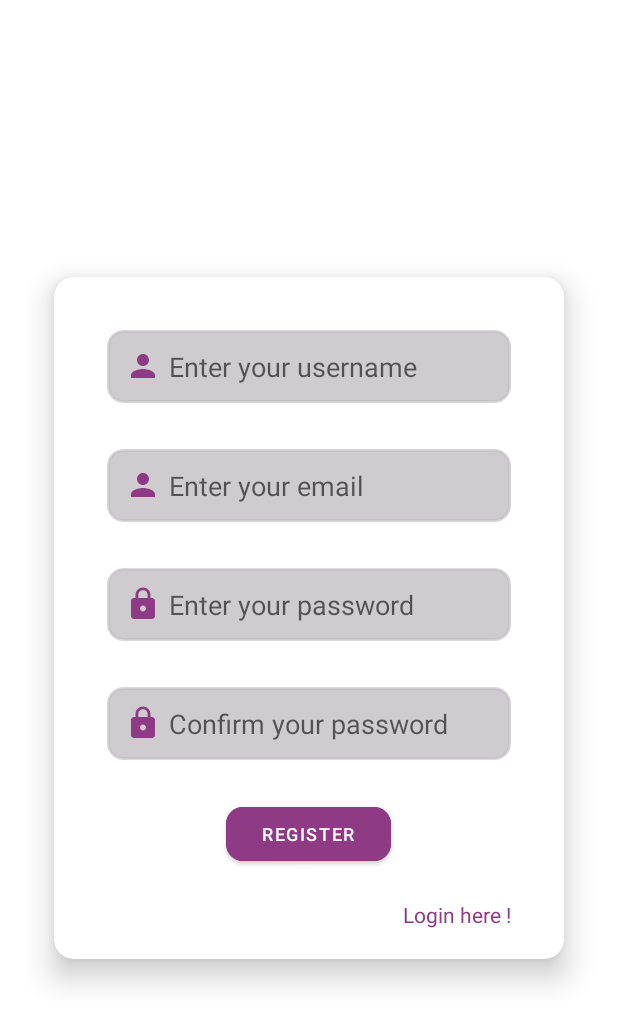
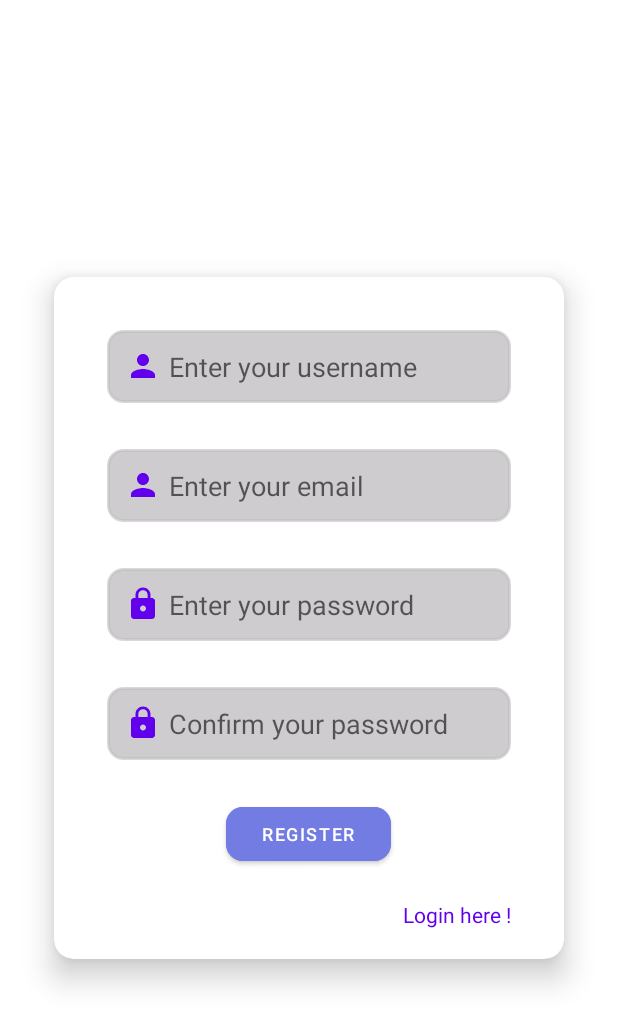
Before and after one commit to Rup-Royofficial/GetConnect, an Android app: the SignUpActivity screen opened directly, with no data from a screen before it, on a phone screen of 412 x 824 dp. Shown: the top 1026 px of the screen. Run offline under Robolectric (Android 15) with nearby library versions, the phone set to English and light mode, and no system bars; our stand-ins replace Firebase (no records; nobody signed in at launch, a user with empty details on screens opened directly).

Commit message:
Sign Up changes

```diff
--- a/app/src/main/res/drawable/baseline_lock_24.xml
+++ b/app/src/main/res/drawable/baseline_lock_24.xml
@@ -1,4 +1,4 @@
-<vector android:height="24dp" android:tint="#8F3A84"
+<vector android:height="24dp" android:tint="@color/purple_500"
     android:viewportHeight="24" android:viewportWidth="24"
     android:width="24dp" xmlns:android="http://schemas.android.com/apk/res/android">
     <path android:fillColor="@android:color/white" android:pathData="M18,8h-1L17,6c0,-2.76 -2.24,-5 -5,-5S7,3.24 7,6v2L6,8c-1.1,0 -2,0.9 -2,2v10c0,1.1 0.9,2 2,2h12c1.1,0 2,-0.9 2,-2L20,10c0,-1.1 -0.9,-2 -2,-2zM12,17c-1.1,0 -2,-0.9 -2,-2s0.9,-2 2,-2 2,0.9 2,2 -0.9,2 -2,2zM15.1,8L8.9,8L8.9,6c0,-1.71 1.39,-3.1 3.1,-3.1 1.71,0 3.1,1.39 3.1,3.1v2z"/>
--- a/app/src/main/res/drawable/baseline_person_24.xml
+++ b/app/src/main/res/drawable/baseline_person_24.xml
@@ -1,4 +1,4 @@
-<vector android:height="24dp" android:tint="#8F3A84"
+<vector android:height="24dp" android:tint="@color/purple_500"
     android:viewportHeight="24" android:viewportWidth="24"
     android:width="24dp" xmlns:android="http://schemas.android.com/apk/res/android">
     <path android:fillColor="@android:color/white" android:pathData="M12,12c2.21,0 4,-1.79 4,-4s-1.79,-4 -4,-4 -4,1.79 -4,4 1.79,4 4,4zM12,14c-2.67,0 -8,1.34 -8,4v2h16v-2c0,-2.66 -5.33,-4 -8,-4z"/>
--- a/app/src/main/res/layout/activity_sign_up.xml
+++ b/app/src/main/res/layout/activity_sign_up.xml
@@ -32,7 +32,7 @@
                 android:layout_height="wrap_content"
                 android:layout_margin="15dp"
                 android:padding="12dp"
-                android:textColor="@color/btnColor"
+                android:textColor="@color/warm_blue"
                 android:hint="Enter your username"
                 android:drawableLeft="@drawable/baseline_person_24"
                 android:drawablePadding="5dp"
@@ -48,7 +48,7 @@
                 android:layout_height="wrap_content"
                 android:layout_margin="15dp"
                 android:padding="12dp"
-                android:textColor="@color/btnColor"
+                android:textColor="@color/warm_blue"
                 android:hint="Enter your email"
                 android:drawableLeft="@drawable/baseline_person_24"
                 android:drawablePadding="5dp"
@@ -64,7 +64,7 @@
                 android:layout_height="wrap_content"
                 android:layout_margin="15dp"
                 android:padding="12dp"
-                android:textColor="@color/btnColor"
+                android:textColor="@color/warm_blue"
                 android:hint="Enter your password"
                 android:drawableLeft="@drawable/baseline_lock_24"
                 android:drawablePadding="5dp"
@@ -96,7 +96,7 @@
                 android:layout_height="wrap_content"
                 android:layout_gravity="center"
                 android:layout_marginTop="10dp"
-                android:backgroundTint="@color/btnColor"
+                android:backgroundTint="@color/warm_blue"
                 android:text="Register"
                 android:textSize="12sp"
                 app:cornerRadius="11dp"/>
@@ -109,7 +109,7 @@
                 android:layout_marginRight="15dp"
                 android:layout_gravity="end|right"
                 android:text="Login here !"
-                android:textColor="@color/btnColor" />
+                android:textColor="@color/purple_500" />
 
         </LinearLayout>
     </androidx.cardview.widget.CardView>
```
